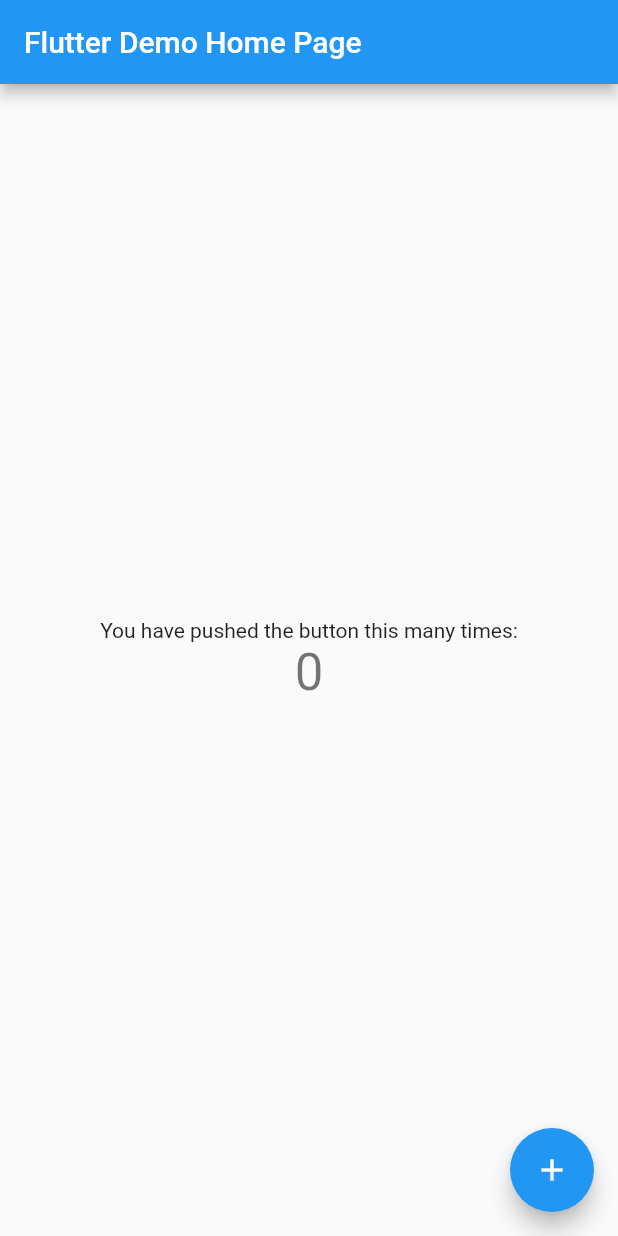
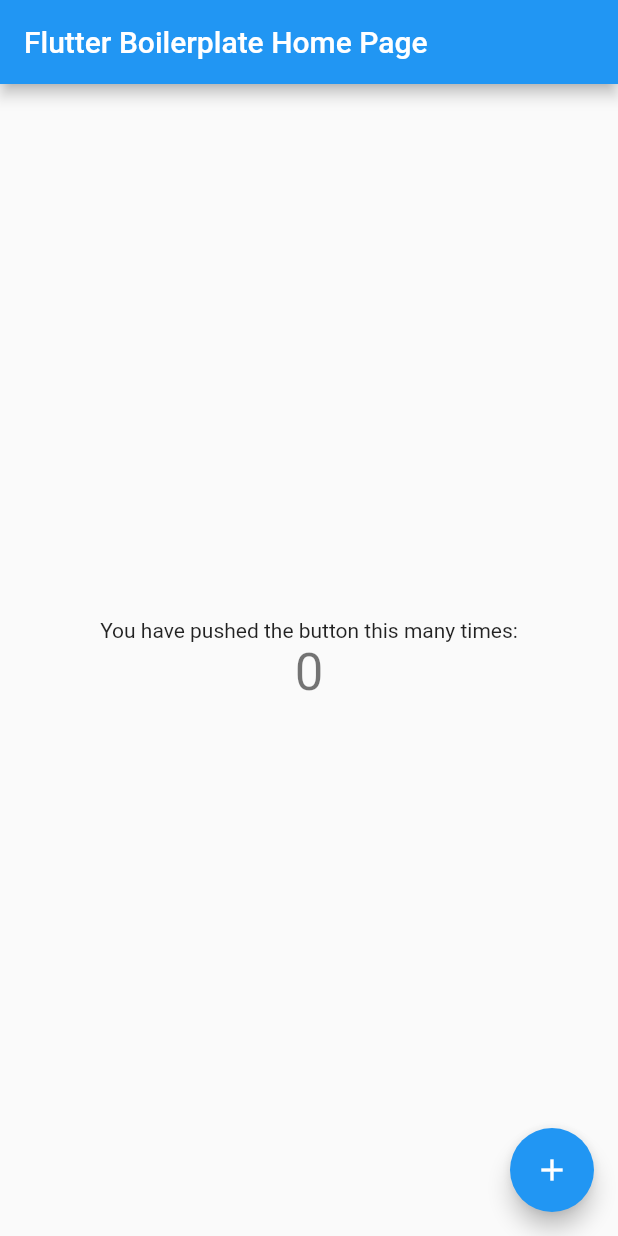
Before and after one commit to ali-alizadeh/flutter_boilerplate, a Flutter app: the screen it shows after launch, on a phone screen of 412 x 824 dp. Run offline on Flutter 3.47's test engine with Material 2 defaults, Android fonts, the phone set to English and light mode, and no system bars.

Commit message:
edit HomePage title

```diff
--- a/lib/presentation/app.dart
+++ b/lib/presentation/app.dart
@@ -11,7 +11,7 @@ class App extends StatelessWidget {
         primarySwatch: Colors.blue,
         visualDensity: VisualDensity.adaptivePlatformDensity,
       ),
-      home: const HomePage(title: 'Flutter Demo Home Page'),
+      home: HomePage(),
     );
   }
 }
--- a/lib/presentation/pages/home_page/home_page.dart
+++ b/lib/presentation/pages/home_page/home_page.dart
@@ -1,10 +1,6 @@
 import 'package:flutter/material.dart';
 
 class HomePage extends StatefulWidget {
-  const HomePage({Key key, this.title}) : super(key: key);
-
-  final String title;
-
   @override
   _HomePageState createState() => _HomePageState();
 }
@@ -22,7 +18,7 @@ class _HomePageState extends State<HomePage> {
   Widget build(BuildContext context) {
     return Scaffold(
       appBar: AppBar(
-        title: Text(widget.title),
+        title: const Text('Flutter Boilerplate Home Page'),
       ),
       body: Center(
         child: Column(
```
